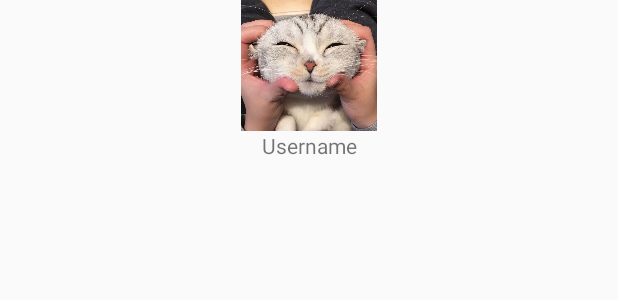
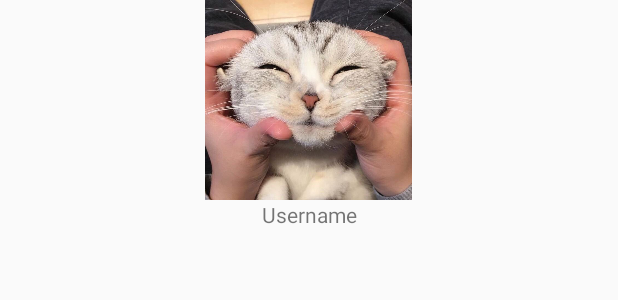
Before and after one commit to Nephiegator/Smart-Zenbo, an Android app: the layout login.xml on its own in the app's theme, with its tools: preview values and no code run, on a phone screen of 412 x 824 dp. Shown: the top 300 px of the screen. Run offline under Robolectric (Android 15) with nearby library versions, the phone set to English and light mode, and no system bars.

Commit message:
main page n2

```diff
--- a/app/src/main/res/layout/login.xml
+++ b/app/src/main/res/layout/login.xml
@@ -16,10 +16,11 @@
             android:orientation="vertical">
 
             <ImageView
-                android:id="@+id/imageView"
-                android:layout_width="match_parent"
-                android:layout_height="87dp"
-                app:srcCompat="@drawable/S__23044099" />
+                android:id="@+id/imageView2"
+                android:layout_width="202dp"
+                android:layout_height="133dp"
+                android:layout_gravity="center"
+                app:srcCompat="@drawable/catface" />
 
             <TextView
                 android:id="@+id/Username"
```
Also changed, not shown: app/src/main/res/drawable/catface.jpg (renamed from app/src/main/res/drawable-v24/S__23044099.jpg).
